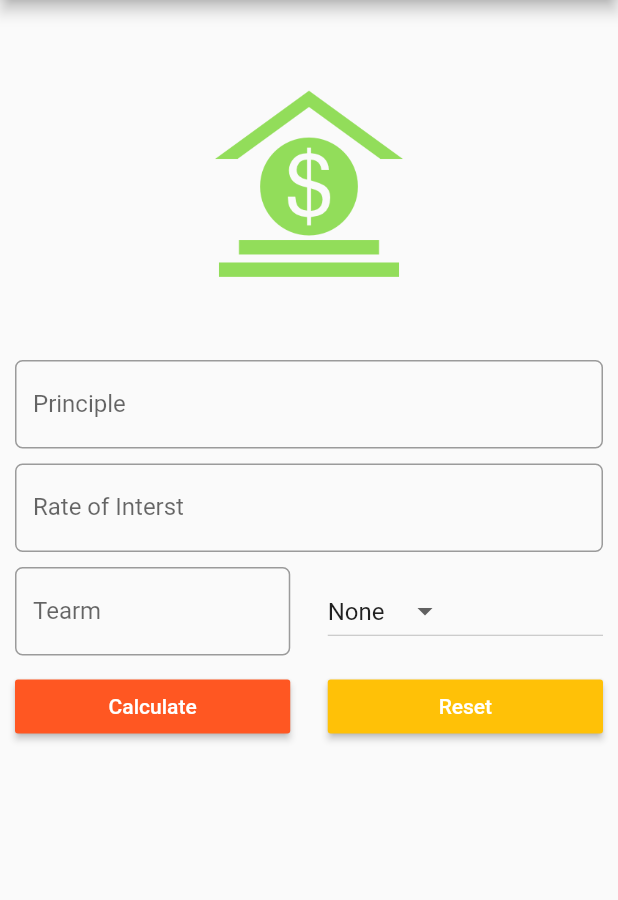
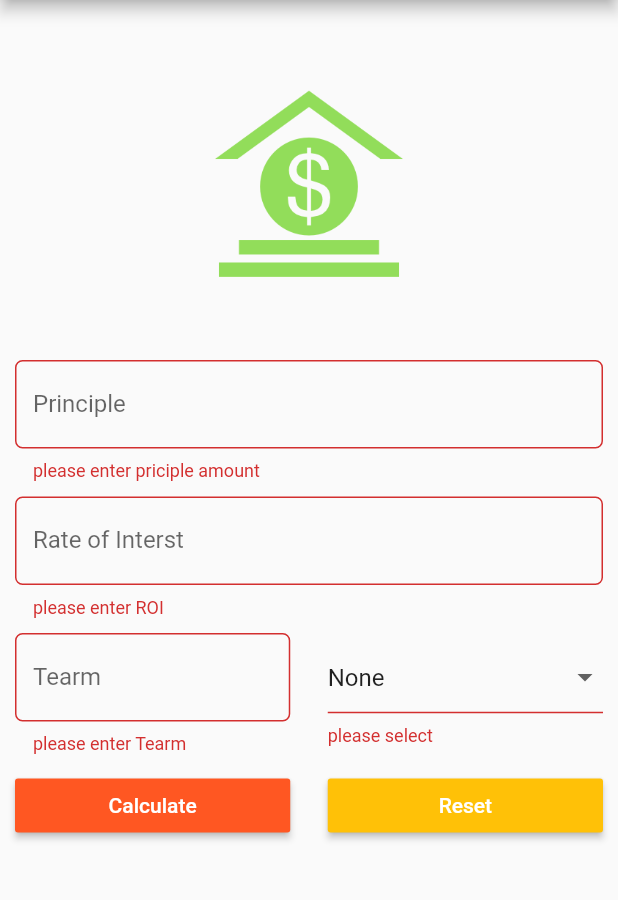
Before and after one commit to priteshc/Flutter_Calculator, a Flutter app: the screen it shows after launch, after a tap on "Calculate", on a phone screen of 412 x 824 dp, the part 84-984 px from its top. Run offline on Flutter 3.47's test engine with Material 2 defaults, Android fonts, the phone set to English and light mode, and no system bars.

```diff
--- a/lib/main.dart
+++ b/lib/main.dart
@@ -24,6 +24,7 @@ class statecal extends State<Mycalculator> {
   var currency = ['None', 'Dollar', 'Rupees', 'other'];
   var current = 'Rupees';
   var myresult = '';
+  var formkey = GlobalKey<FormState>();
 
   TextEditingController principle = TextEditingController();
   TextEditingController roi = TextEditingController();
@@ -41,16 +42,19 @@ class statecal extends State<Mycalculator> {
         appBar: AppBar(
           title: Text('Calculator1'),
         ),
-      body: Container(
-        margin: EdgeInsets.all(minpadd * 2),
+        body: Form(
+          key: formkey,
+          child: Padding(
+            padding: EdgeInsets.all(minpadd * 2),
             child: ListView(
               children: [
                 imageasset(),
                 Padding(
                     padding: EdgeInsets.only(top: minpadd, bottom: minpadd),
-                child: TextField(
+                    child: TextFormField(
                       keyboardType: TextInputType.number,
                       controller: principle,
+                      validator: (value) => value.isEmpty?'please enter priciple amount':null,
                       decoration: InputDecoration(
                           labelText: 'Principle',
                           hintText: 'Enter Principle eg.2000',
@@ -59,9 +63,10 @@ class statecal extends State<Mycalculator> {
                     )),
                 Padding(
                     padding: EdgeInsets.only(top: minpadd, bottom: minpadd),
-                child: TextField(
+                    child: TextFormField(
                       keyboardType: TextInputType.number,
                       controller: roi,
+                      validator: (value) => value.isEmpty?'please enter ROI':null,
                       decoration: InputDecoration(
                           labelText: 'Rate of Interst',
                           hintText: 'In percent',
@@ -73,9 +78,10 @@ class statecal extends State<Mycalculator> {
                     child: Row(
                       children: <Widget>[
                         Expanded(
-                        child: TextField(
+                            child: TextFormField(
                           keyboardType: TextInputType.number,
                           controller: term,
+                              validator: (value) => value.isEmpty?'please enter Tearm':null,
                               decoration: InputDecoration(
                               labelText: 'Tearm',
                               hintText: 'Tearm In year',
@@ -86,14 +92,15 @@ class statecal extends State<Mycalculator> {
                           width: minpadd * 5,
                         ),
                         Expanded(
-                        child: DropdownButton(
+                            child: DropdownButtonFormField(
                           items: currency
-                          .map(
-                              (e) => DropdownMenuItem(value: e, child: Text(e)))
+                              .map((e) =>
+                                  DropdownMenuItem(value: e, child: Text(e)))
                               .toList(),
                           onChanged: (value) => setState(() {
                             this.current = value;
                           }),
+                              validator: (value) => value =='None'?'please select':null,
                           value: current,
                         )),
                       ],
@@ -108,7 +115,9 @@ class statecal extends State<Mycalculator> {
                                 textColor: Colors.white,
                                 child: Text('Calculate'),
                                 onPressed: () => setState(() {
+                                     if(formkey.currentState.validate()) {
                                        this.myresult = calculate();
+                                     }
                                 }))),
                         Container(
                           width: minpadd * 5,
@@ -123,11 +132,12 @@ class statecal extends State<Mycalculator> {
                                     }))),
                       ],
                     )),
-            Padding(padding: EdgeInsets.all(minpadd * 2), child: Text(myresult))
+                Padding(
+                    padding: EdgeInsets.all(minpadd * 2), child: Text(myresult))
               ],
             ),
           ),
-    );
+        ));
   }
 
   Widget imageasset() {
```
Lines whose indentation alone changed are shown as unchanged.
